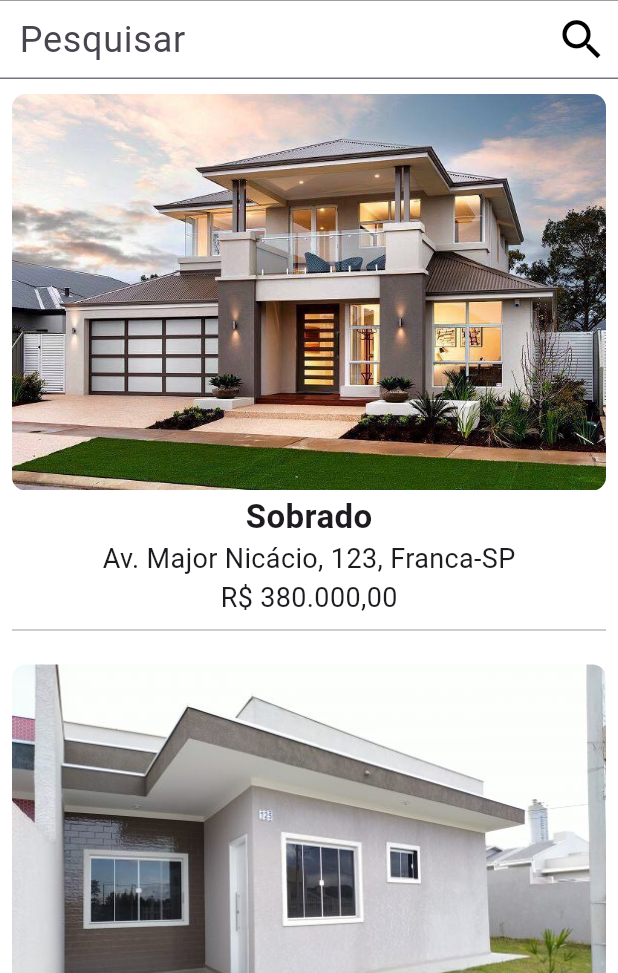
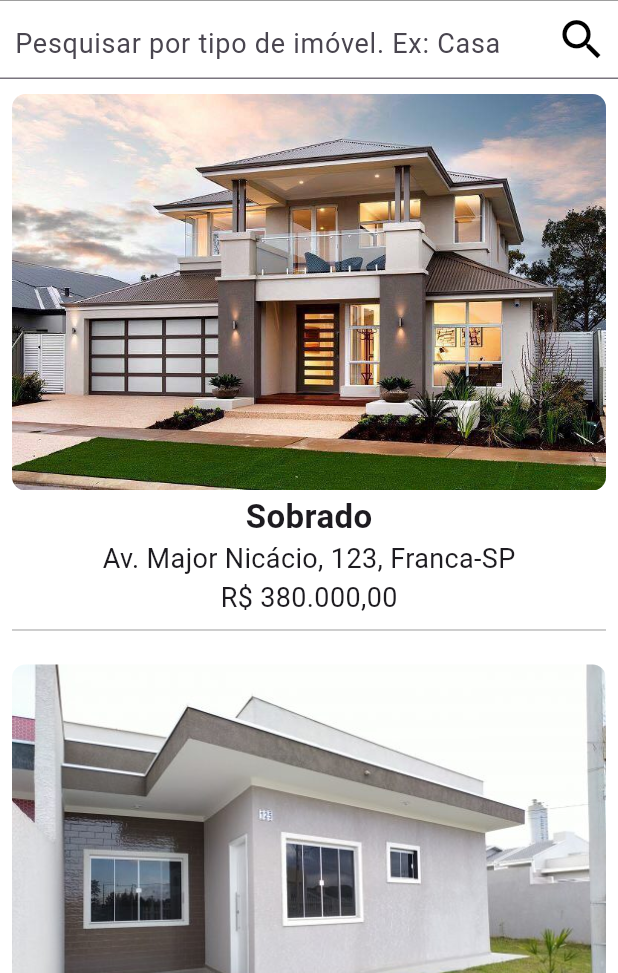
Before and after one commit to Vinicius-Silveira/IMOBICEF, a Flutter app: the screen it shows after launch, on a phone screen of 412 x 824 dp, the part 263-1236 px from its top. Run offline on Flutter 3.47's test engine with Material 3 defaults, Android fonts, the light colour scheme and no system bars; our stand-ins replace font_awesome_flutter; missing offline and left inert: whatsapp_unilink.

Commit message:
Update landingScreen.dart

```diff
--- a/lib/pages/landingScreen.dart
+++ b/lib/pages/landingScreen.dart
@@ -88,7 +88,8 @@
                   fontSize: 24,
                 ),
                 decoration: const InputDecoration(
-                  hintText: ' Pesquisar',
+                  hintText: ' Pesquisar por tipo de imóvel. Ex: Casa',
+                  hintStyle: TextStyle(fontSize: 18),
                   prefixText: ' ',
                   suffixIcon: Icon(
                     Icons.search,
```
